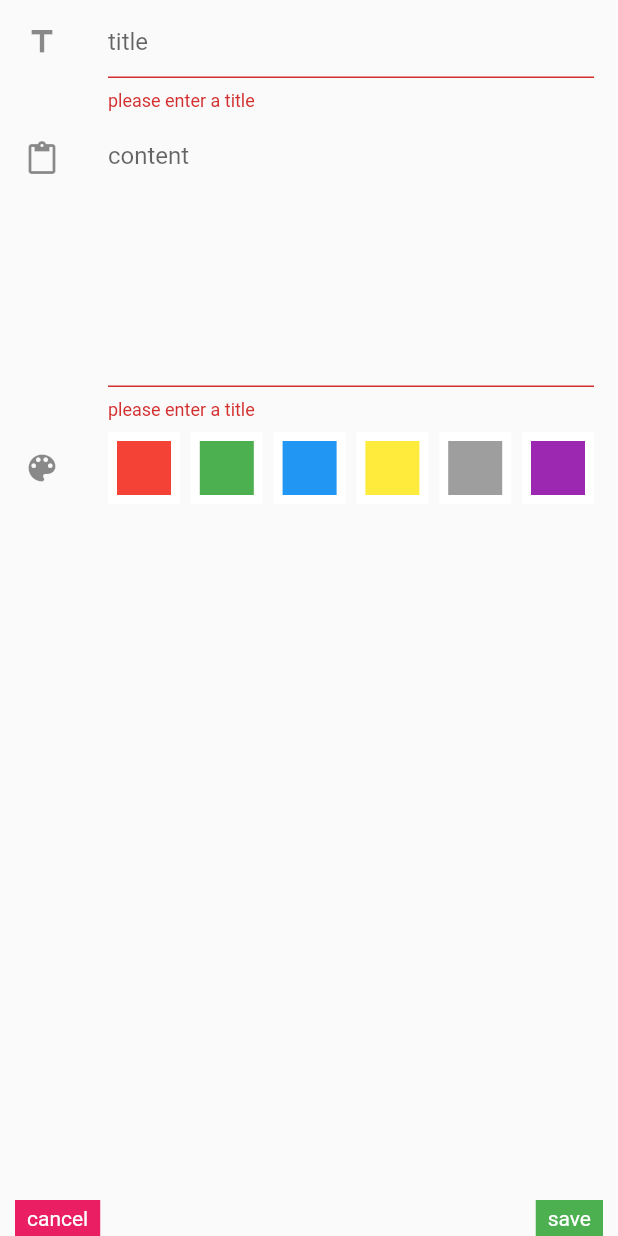
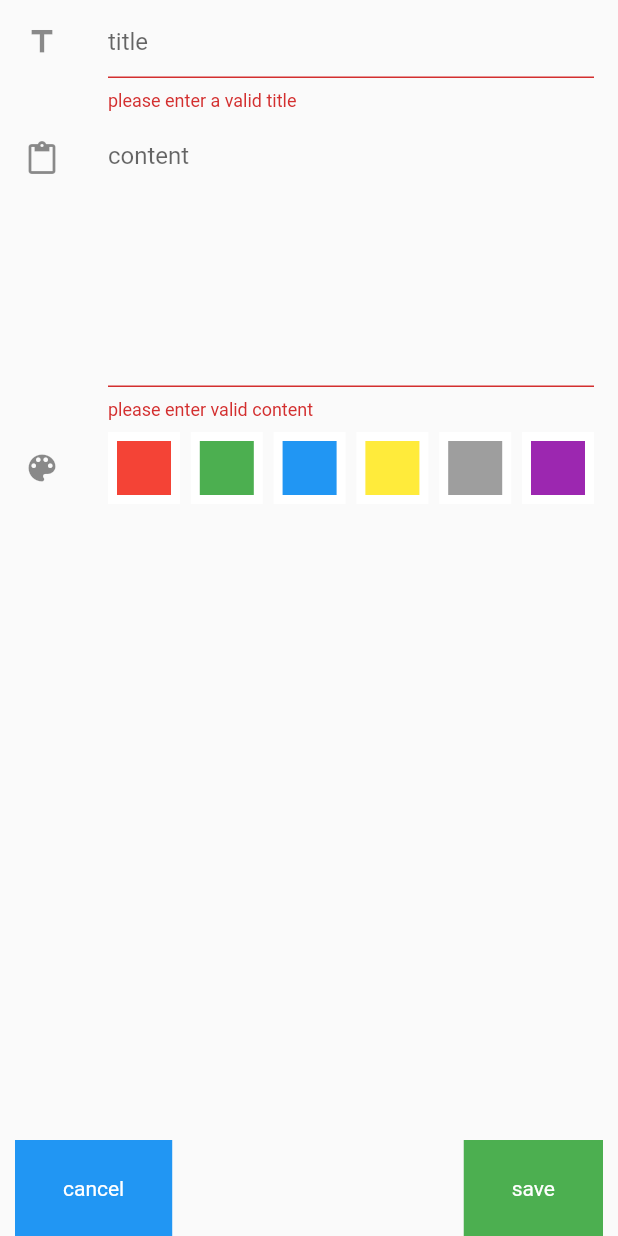
Before and after one commit to Guilherme-Calland/flutterbook, a Flutter app: the NotesEntry screen opened directly, after a tap on "save", on a phone screen of 412 x 824 dp. Run offline on Flutter 3.47's test engine with Material 2 defaults, Android fonts, the phone set to English and light mode, and no system bars; our stand-ins replace flutter_mobx, flutter_slidable, mobx, sqflite; accounts and stored records are empty; generated files the repository leaves out were written again.

Commit message:
notes complete

```diff
--- a/lib/database/notes_db_worker.dart
+++ b/lib/database/notes_db_worker.dart
@@ -20,7 +20,7 @@ class NotesDBWorker {
 
   Future<Database?> _initializeDatabase() async {
     final databasePath = await getDatabasesPath();
-    String notesDBPath = join(databasePath, 'notes.db');
+    String notesDBPath = join(databasePath, 'notes2.db');
     Database db =
     await openDatabase(
         notesDBPath,
--- a/lib/stores/notes_store.dart
+++ b/lib/mobx_stores/notes/notes_store.dart
@@ -1,4 +1,4 @@
-import 'package:flutterbook/stores/base_store.dart';
+import 'package:flutterbook/mobx_stores/base_store.dart';
 import 'package:mobx/mobx.dart';
 
 part 'notes_store.g.dart';
@@ -7,11 +7,11 @@ class NotesStore = _NotesStore with _$NotesStore;
 
 abstract class _NotesStore extends BaseStore with Store{
 
-  // OBSERVABLES
+  //OBSERVABLE
   @observable
   String? color;
 
-  // ACTIONS
+  //ACTION
   @action
   void setColor(String? inColor){
     color = inColor;
--- a/lib/screens/notes_entry.dart
+++ b/lib/screens/notes_entry.dart
@@ -7,17 +7,15 @@ import 'package:flutterbook/widgets/flutter_book_button.dart';
 import '../utils.dart';
 
 class NotesEntry extends StatelessWidget {
-  final GlobalKey<FormState> _formKey = GlobalKey<FormState>();
-  final _titleEditingController = TextEditingController();
-  final _contentEditingController = TextEditingController();
+  final _titleController = TextEditingController();
+  final _contentController = TextEditingController();
+  final _formKey = GlobalKey<FormState>();
 
   @override
-  Widget build(BuildContext inContext) {
-
-    if(notANewNote()){
-      setEntriesToUpdatingNote();
-    }
-
+  Widget build(_) {
+    return Observer(
+      builder: (BuildContext inContext) {
+        checkIfCreatingOrEditing();
         return Scaffold(
           body: Form(
             key: _formKey,
@@ -26,45 +24,51 @@ class NotesEntry extends StatelessWidget {
                 ListTile(
                   leading: Icon(Icons.title),
                   title: TextFormField(
-                controller: _titleEditingController,
                     decoration: InputDecoration(hintText: 'title'),
-                onChanged: (String? inValue){
+                    controller: _titleController,
+                    validator: (String? inValue) {
+                      return validateText(
+                          inValue, 'please enter a valid title');
+                    },
+                    onChanged: (String inValue) {
                       notesStore.entityBeingEdited.title = inValue;
                     },
-                validator: checkIfInputIsValid,
                   ),
                 ),
                 ListTile(
                   leading: Icon(Icons.content_paste),
                   title: TextFormField(
-                controller: _contentEditingController,
-                onChanged: (String? inValue){
-                  notesStore.entityBeingEdited.content = inValue;
-                },
                     keyboardType: TextInputType.multiline,
                     maxLines: 8,
                     decoration: InputDecoration(hintText: 'content'),
-                validator: checkIfInputIsValid,
+                    controller: _contentController,
+                    validator: (String? inValue) {
+                      return validateText(
+                          inValue, 'please enter valid content');
+                    },
+                    onChanged: (String inValue){
+                      notesStore.entityBeingEdited.content = inValue;
+                    },
                   ),
                 ),
                 ListTile(
                   leading: Icon(Icons.color_lens),
                   title: Row(
                     children: [
-                  ColorSticker(inColor: Colors.red, inColorName: 'red',),
+                      ColorSticker(inColor: Colors.red, inColorName: 'red'),
                       Spacer(),
-                  ColorSticker(inColorName: 'green', inColor: Colors.green),
+                      ColorSticker(inColor: Colors.green, inColorName: 'green'),
                       Spacer(),
-                  ColorSticker(inColorName: 'blue', inColor: Colors.blue,),
+                      ColorSticker(inColor: Colors.blue, inColorName: 'blue'),
                       Spacer(),
-                  ColorSticker(inColorName: 'yellow', inColor: Colors.yellow,),
+                      ColorSticker(inColor: Colors.yellow, inColorName: 'yellow'),
                       Spacer(),
-                  ColorSticker(inColorName: 'grey', inColor: Colors.grey,),
+                      ColorSticker(inColor: Colors.grey, inColorName: 'grey'),
                       Spacer(),
-                  ColorSticker(inColorName: 'purple', inColor: Colors.purple,),
+                      ColorSticker(inColor: Colors.purple, inColorName: 'purple',)
                     ],
-              ),
-            ),
+                  )
+                )
               ],
             ),
           ),
@@ -74,10 +78,10 @@ class NotesEntry extends StatelessWidget {
               children: [
                 FlutterBookButton(
                   text: 'cancel',
-              color: Colors.pink,
+                  color: Colors.blue,
                   onTap: () {
                     hideKeyboard(inContext);
-                notesStore.loadData(notesDB);
+                    notesStore.loadData(notesStore);
                     notesStore.setStackIndex(0);
                   },
                 ),
@@ -88,79 +92,46 @@ class NotesEntry extends StatelessWidget {
                   onTap: () {
                     _save(inContext);
                   },
-            )
+                ),
               ],
             ),
           ),
         );
+      },
+    );
   }
 
-  void setEntriesToUpdatingNote() {
-    _titleEditingController.text = notesStore.entityBeingEdited.title;
-    _contentEditingController.text = notesStore.entityBeingEdited.content;
-  }
-
-  bool notANewNote() => notesStore.entityBeingEdited != null;
-
-  void _save(BuildContext inContext) async {
-    if( !_formKey.currentState!.validate()){
-      return;
-    }else {
-      if (notesStore.entityBeingEdited.id == null) {
-        int? result = await _createNewNote();
-        if (result != null) {
-          if (result >= 0) {
-            showSnackBar('Note Created', inContext, color: Colors.green);
-          }
-        }
-      } else {
-        int? result = await updateOldNote();
-        if (result != null) {
-          if (result >= 0) {
-            showSnackBar('Note Saved', inContext, color: Colors.blue);
+  void checkIfCreatingOrEditing() {
+    if (notesStore.entityBeingEdited != null) {
+      if (notesStore.entityBeingEdited.id != null) {
+        _titleController.text = notesStore.entityBeingEdited.title;
+        _contentController.text = notesStore.entityBeingEdited.content;
       }
     }
   }
-      notesStore.loadData(notesDB);
-      notesStore.setStackIndex(0);
+
+  void _save(BuildContext inContext) async {
+    if (_formKey.currentState != null) {
+      if (!_formKey.currentState!.validate()) {
+        return;
       }
     }
 
-  Future<int?> updateOldNote() async {
-    Map<String, dynamic> data = notesStore.entityBeingEdited.noteToMap();
+    Note inNote = notesStore.entityBeingEdited;
+    Map<String, dynamic> data = inNote.noteToMap();
+
+    if (isANewNote()) {
+      int? result = await notesDB.create(data);
+      print('note of id $result was saved in the database!');
+    } else {
       int? result = await notesDB.update(data);
-    if(result != null){
-      if(result >= 0){
-        print('$result note was updated successfully!');
-      }
-    }else{
-      print('something went wrong updating');
+      print('$result not was updated in the database!');
     }
 
-    return result;
+    notesStore.loadData(notesDB);
+    notesStore.setStackIndex(0);
+    showSnackBar(inContext, inText: 'Note Saved', inColor: Colors.green);
   }
 
-  Future<int?> _createNewNote() async {
-    Map<String, dynamic> data = notesStore.entityBeingEdited.noteToMap();
-    int? result = await notesDB.create(data);
-    if(result != null){
-      if(result >= 0){
-        print('note of id $result was created successfully!');
-      } else {
-        print('note was not created');
+  bool isANewNote() => notesStore.entityBeingEdited.id == null;
 }
-    } else {
-      print('note was called on null');
-    }
-    return result;
-  }
-
-  String? checkIfInputIsValid(String? inValue) {
-    if (inValue == null)
-      print('title was given a null value');
-    else if (inValue!.length == 0) {
-      return 'please enter a title';
-    }
-    return null;
-  }
-}
--- a/lib/screens/notes_list.dart
+++ b/lib/screens/notes_list.dart
@@ -127,7 +127,7 @@ class NotesList extends StatelessWidget {
                 } else {
                   print('something went wrong in note deletion');
                 }
-                showSnackBar('note deleted', inContext, color: Colors.red);
+                showSnackBar(inContext, inText: 'note deleted', inColor: Colors.red);
                 notesStore.loadData(notesDB);
                 popNavigator(inAlertContext);
               },
--- a/lib/screens/notes_screen.dart
+++ b/lib/screens/notes_screen.dart
@@ -1,9 +1,5 @@
 import 'package:flutter/material.dart';
 import 'package:flutter_mobx/flutter_mobx.dart';
-import 'package:flutterbook/database/notes_db_worker.dart';
-import 'package:flutterbook/main.dart';
-import 'package:flutterbook/stores/notes_store.dart';
-
 import '../utils.dart';
 import 'notes_entry.dart';
 import 'notes_list.dart';
@@ -22,7 +18,7 @@ class NotesScreen extends StatelessWidget {
           index: notesStore.stackIndex,
           children: [
             NotesList(),
-            NotesEntry()
+            NotesEntry(),
           ],
         );
       },
--- a/lib/widgets/flutter_book_button.dart
+++ b/lib/widgets/flutter_book_button.dart
@@ -14,7 +14,7 @@ class FlutterBookButton extends StatelessWidget {
       onTap: onTap,
       child: Container(
         color: color,
-        padding: EdgeInsets.symmetric(horizontal: 8, vertical: 4,),
+        padding: EdgeInsets.symmetric(horizontal: 32, vertical: 24,),
         child: Text(text, style: TextStyle(color: Colors.white,),),
       ),
     );
```
Also changed, not shown: lib/main.dart (+5 -5 lines), lib/mobx_stores/base_store.dart (added, +46 -0 lines), lib/stores/base_store.dart (deleted, +0 -52 lines), lib/utils.dart (+43 -32 lines), lib/mobx_stores/base_store.g.dart, lib/mobx_stores/notes/notes_store.g.dart (renamed from lib/stores/notes_store.g.dart). Lines whose indentation alone changed are shown as unchanged.
